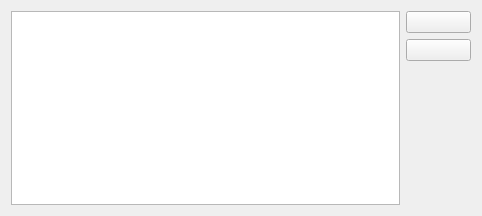
This is ui/mirror/mirrorsettings.ui in KDE/kget as Qt 5 draws it before an edit. The edited form follows.
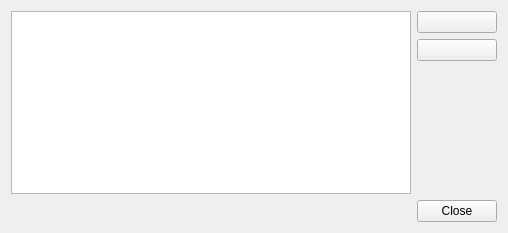
This is the edited form.

Commit message: Port a number of dialogs to QDialog

```diff
--- a/ui/mirror/mirrorsettings.ui
+++ b/ui/mirror/mirrorsettings.ui
@@ -6,8 +6,8 @@
    <rect>
     <x>0</x>
     <y>0</y>
-    <width>482</width>
-    <height>216</height>
+    <width>508</width>
+    <height>233</height>
    </rect>
   </property>
   <layout class="QGridLayout" name="gridLayout">
@@ -46,6 +46,41 @@
      </property>
     </spacer>
    </item>
+   <item row="0" column="0" rowspan="3">
+    <widget class="QTreeView" name="treeView">
+     <property name="sizePolicy">
+      <sizepolicy hsizetype="MinimumExpanding" vsizetype="Expanding">
+       <horstretch>0</horstretch>
+       <verstretch>0</verstretch>
+      </sizepolicy>
+     </property>
+     <property name="selectionMode">
+      <enum>QAbstractItemView::ExtendedSelection</enum>
+     </property>
+     <property name="rootIsDecorated">
+      <bool>false</bool>
+     </property>
+     <property name="uniformRowHeights">
+      <bool>true</bool>
+     </property>
+     <property name="sortingEnabled">
+      <bool>true</bool>
+     </property>
+    </widget>
+   </item>
+   <item row="3" column="1">
+    <widget class="QDialogButtonBox" name="buttonBox">
+     <property name="sizePolicy">
+      <sizepolicy hsizetype="Maximum" vsizetype="Fixed">
+       <horstretch>0</horstretch>
+       <verstretch>0</verstretch>
+      </sizepolicy>
+     </property>
+     <property name="standardButtons">
+      <set>QDialogButtonBox::Close</set>
+     </property>
+    </widget>
+   </item>
   </layout>
  </widget>
  <customwidgets>
```
Left out of the diff: 18 changed lines with no effect on the pictures. The commit also changes 19 other files.
